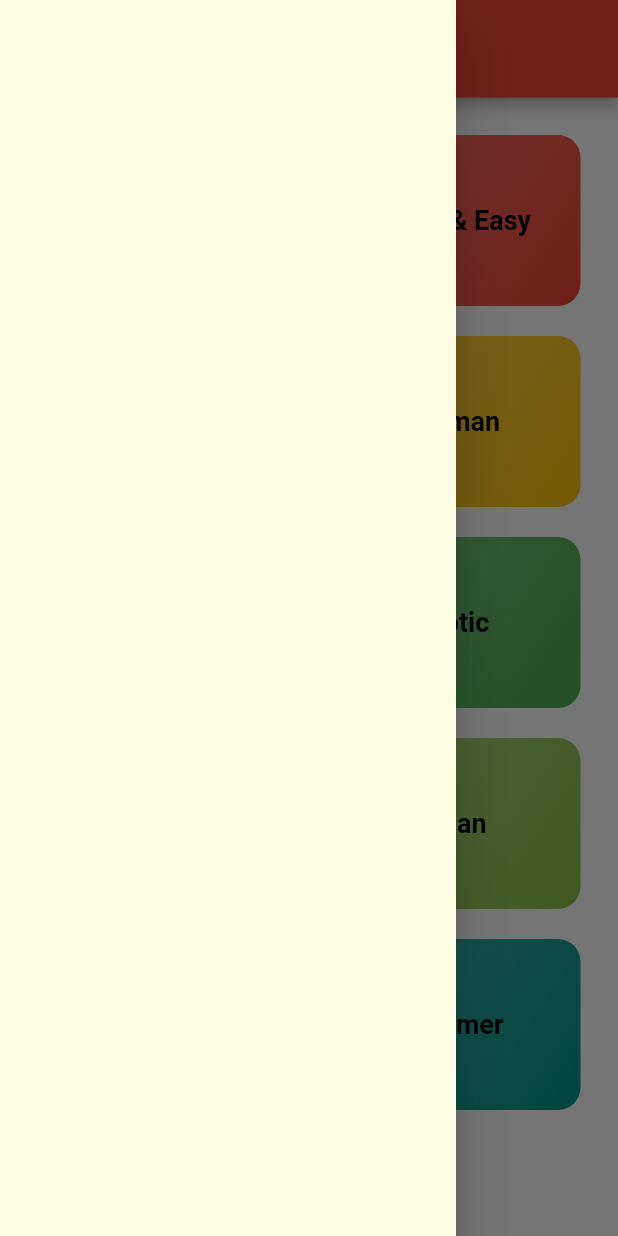
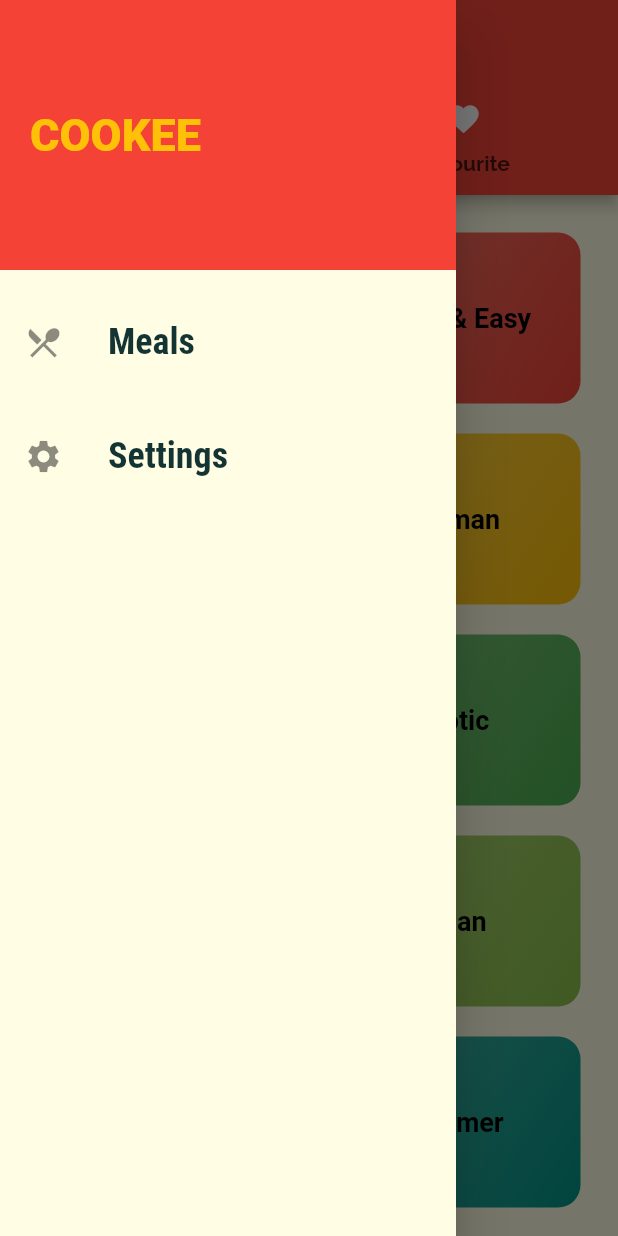
Before and after one commit to YuraYB3/MealsApp, a Flutter app: the screen it shows after launch, with the side drawer open, on a phone screen of 412 x 824 dp. Run offline on Flutter 3.47's test engine with Material 2 defaults, Android fonts, the phone set to English and light mode, and no system bars.

Commit message:
Drawer added

```diff
--- a/lib/main.dart
+++ b/lib/main.dart
@@ -1,5 +1,8 @@
 import 'package:flutter/material.dart';
 import 'package:meals_app/screens/categories_screen.dart';
+import 'package:meals_app/screens/meal_detail_screen.dart';
+import 'package:meals_app/screens/settings_screen.dart';
+import 'package:meals_app/screens/tabs_screen.dart';
 
 import 'screens/category_meals_screen.dart';
 
@@ -14,9 +17,12 @@ class MyApp extends StatelessWidget {
   @override
   Widget build(BuildContext context) {
     return MaterialApp(
-      home: CategoriesScreen(),
+      home: TabsScreen(),
       routes: {
+        '/tabs': (context) => TabsScreen(),
         '/categories': (context) => CategoryMealsScreen(),
+        '/detail': (context) => MealDetailScreen(),
+        '/settings': (context) => SettingsScreen()
       },
       theme: ThemeData(
           primarySwatch: Colors.pink,
--- a/lib/screens/categories_screen.dart
+++ b/lib/screens/categories_screen.dart
@@ -5,14 +5,7 @@ import '../data/dummy_data.dart';
 class CategoriesScreen extends StatelessWidget {
   @override
   Widget build(BuildContext context) {
-    return Scaffold(
-      backgroundColor: Colors.white,
-      appBar: AppBar(
-        toolbarHeight: 65,
-        backgroundColor: Colors.red,
-        title: const Text("Meal"),
-      ),
-      body: GridView(
+    return GridView(
       padding: const EdgeInsets.all(25),
       gridDelegate: const SliverGridDelegateWithMaxCrossAxisExtent(
           maxCrossAxisExtent: 200,
@@ -26,8 +19,6 @@ class CategoriesScreen extends StatelessWidget {
                 id: data.id,
               ))
           .toList(),
-      ),
-      drawer: Drawer(),
     );
   }
 }
--- a/lib/screens/category_meals_screen.dart
+++ b/lib/screens/category_meals_screen.dart
@@ -23,6 +23,7 @@ class CategoryMealsScreen extends StatelessWidget {
         body: ListView.builder(
           itemBuilder: (context, index) {
             return MealItem(
+                mealId: categoryMeals[index].id,
                 title: categoryMeals[index].title,
                 imageUrl: categoryMeals[index].imageUrl,
                 duration: categoryMeals[index].duration,
--- /dev/null
+++ b/lib/screens/tabs_screen.dart
@@ -0,0 +1,42 @@
+import 'package:flutter/material.dart';
+import 'package:meals_app/screens/categories_screen.dart';
+import 'package:meals_app/screens/favourites_screen.dart';
+import 'package:meals_app/widgets/main_drawer.dart';
+
+class TabsScreen extends StatefulWidget {
+  const TabsScreen({super.key});
+
+  @override
+  State<TabsScreen> createState() => _TabsScreenState();
+}
+
+class _TabsScreenState extends State<TabsScreen> {
+  @override
+  Widget build(BuildContext context) {
+    return DefaultTabController(
+        length: 2,
+        child: Scaffold(
+          drawer: MainDrawer(),
+          appBar: AppBar(
+            backgroundColor: Colors.red,
+            title: const Text('Meals'),
+            bottom: const TabBar(
+                labelStyle: TextStyle(fontWeight: FontWeight.bold),
+                tabs: [
+                  Tab(
+                    icon: Icon(Icons.category, color: Colors.white),
+                    text: 'Categories',
+                  ),
+                  Tab(
+                    icon: Icon(
+                      Icons.favorite,
+                      color: Colors.white,
+                    ),
+                    text: 'Favourite',
+                  )
+                ]),
+          ),
+          body: TabBarView(children: [CategoriesScreen(), FavouritesScreen()]),
+        ));
+  }
+}
--- /dev/null
+++ b/lib/widgets/main_drawer.dart
@@ -0,0 +1,56 @@
+import 'package:flutter/material.dart';
+
+class MainDrawer extends StatelessWidget {
+  const MainDrawer({Key? key});
+
+  Widget buildListTile(String title, IconData icon, VoidCallback onTap) {
+    return ListTile(
+      leading: Icon(
+        icon,
+        size: 26,
+      ),
+      title: Text(
+        title,
+        style: const TextStyle(
+          fontFamily: 'RobotoCondensed',
+          fontSize: 24,
+          fontWeight: FontWeight.bold,
+        ),
+      ),
+      onTap: onTap,
+    );
+  }
+
+  @override
+  Widget build(BuildContext context) {
+    return Drawer(
+      child: Column(
+        children: [
+          Container(
+            height: 180,
+            width: double.infinity,
+            padding: const EdgeInsets.all(20),
+            alignment: Alignment.centerLeft,
+            color: Colors.red,
+            child: Text(
+              "COOKEE",
+              style: TextStyle(
+                fontWeight: FontWeight.w900,
+                fontSize: 30,
+                color: Theme.of(context).primaryColor,
+              ),
+            ),
+          ),
+          SizedBox(height: 20),
+          buildListTile('Meals', Icons.restaurant_menu, () {
+            Navigator.of(context).pushReplacementNamed('/tabs');
+          }),
+          SizedBox(height: 20),
+          buildListTile('Settings', Icons.settings, () {
+            Navigator.of(context).pushReplacementNamed('/settings');
+          }),
+        ],
+      ),
+    );
+  }
+}
```
Also changed, not shown: lib/screens/favourites_screen.dart (added, +12 -0 lines), lib/screens/meal_detail_screen.dart (added, +79 -0 lines), lib/screens/settings_screen.dart (added, +21 -0 lines), lib/widgets/meal_item.dart (+7 -3 lines), 5 other files. Lines whose indentation alone changed are shown as unchanged.
